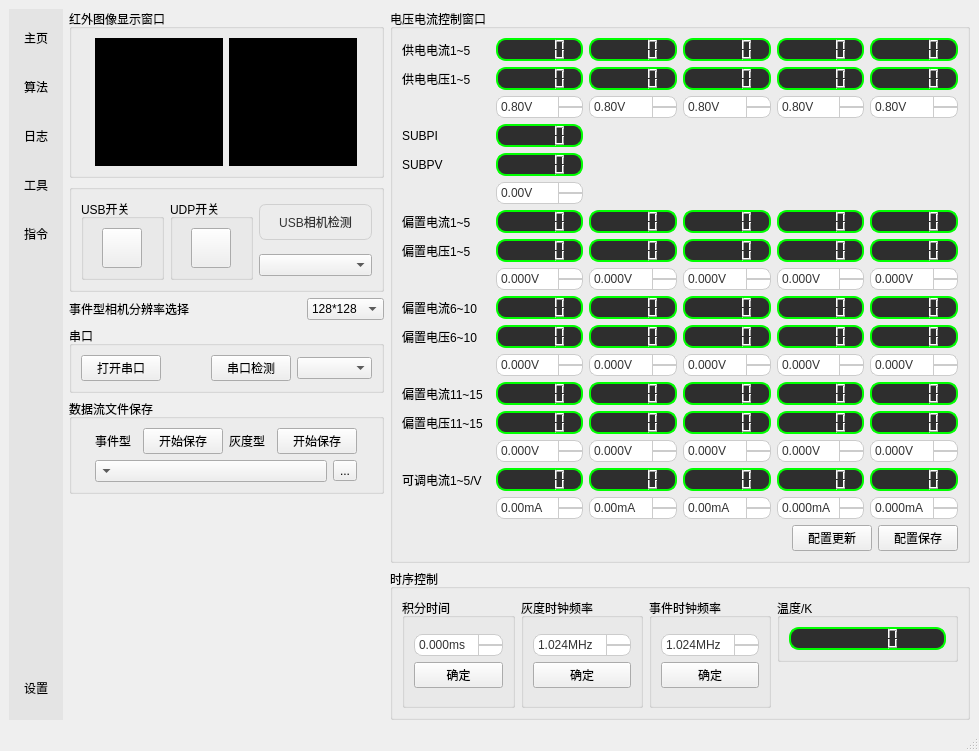
Qt form mainwindow.ui (3137959601/usb_udp_video_transmission2) before a commit.
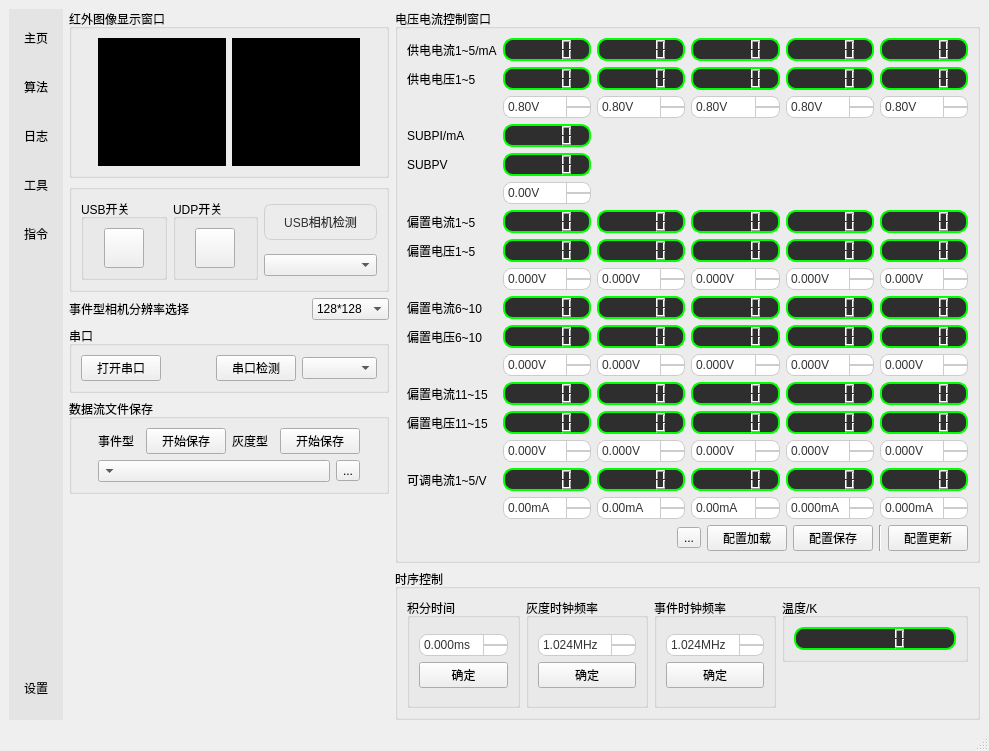
The same form after that commit. Icons and pictures are not drawn. Custom widgets are drawn as their Qt base class.

Diff of the .ui file:
```diff
--- a/mainwindow.ui
+++ b/mainwindow.ui
@@ -6,7 +6,7 @@
    <rect>
     <x>0</x>
     <y>0</y>
-    <width>979</width>
+    <width>989</width>
     <height>751</height>
    </rect>
   </property>
@@ -3596,7 +3596,7 @@
              <item row="0" column="0">
               <widget class="QLabel" name="label_40">
                <property name="text">
-                <string>供电电流1~5</string>
+                <string>供电电流1~5/mA</string>
                </property>
                <property name="openExternalLinks">
                 <bool>false</bool>
@@ -3703,7 +3703,7 @@
              <item row="3" column="0">
               <widget class="QLabel" name="label_41">
                <property name="text">
-                <string>SUBPI</string>
+                <string>SUBPI/mA</string>
                </property>
               </widget>
              </item>
@@ -3725,9 +3725,16 @@
               </spacer>
              </item>
              <item>
-              <widget class="QPushButton" name="confupd_pB">
+              <widget class="QToolButton" name="confload_path_tB">
                <property name="text">
-                <string>配置更新</string>
+                <string>...</string>
+               </property>
+              </widget>
+             </item>
+             <item>
+              <widget class="QPushButton" name="confload_pB">
+               <property name="text">
+                <string>配置加载</string>
                </property>
               </widget>
              </item>
@@ -3738,6 +3745,20 @@
                </property>
               </widget>
              </item>
+             <item>
+              <widget class="Line" name="line">
+               <property name="orientation">
+                <enum>Qt::Vertical</enum>
+               </property>
+              </widget>
+             </item>
+             <item>
+              <widget class="QPushButton" name="confupd_pB">
+               <property name="text">
+                <string>配置更新</string>
+               </property>
+              </widget>
+             </item>
             </layout>
            </item>
           </layout>
@@ -3931,7 +3952,7 @@
                  <double>1.024000000000000</double>
                 </property>
                 <property name="maximum">
-                 <double>16.384000000000000</double>
+                 <double>40.960000000000001</double>
                 </property>
                 <property name="singleStep">
                  <double>1.024000000000000</double>
@@ -4032,7 +4053,7 @@
                  <double>1.024000000000000</double>
                 </property>
                 <property name="maximum">
-                 <double>16.384000000000000</double>
+                 <double>40.960000000000001</double>
                 </property>
                 <property name="singleStep">
                  <double>1.024000000000000</double>
```
Left out of the diff: 7 changed lines with no effect on the pictures.
